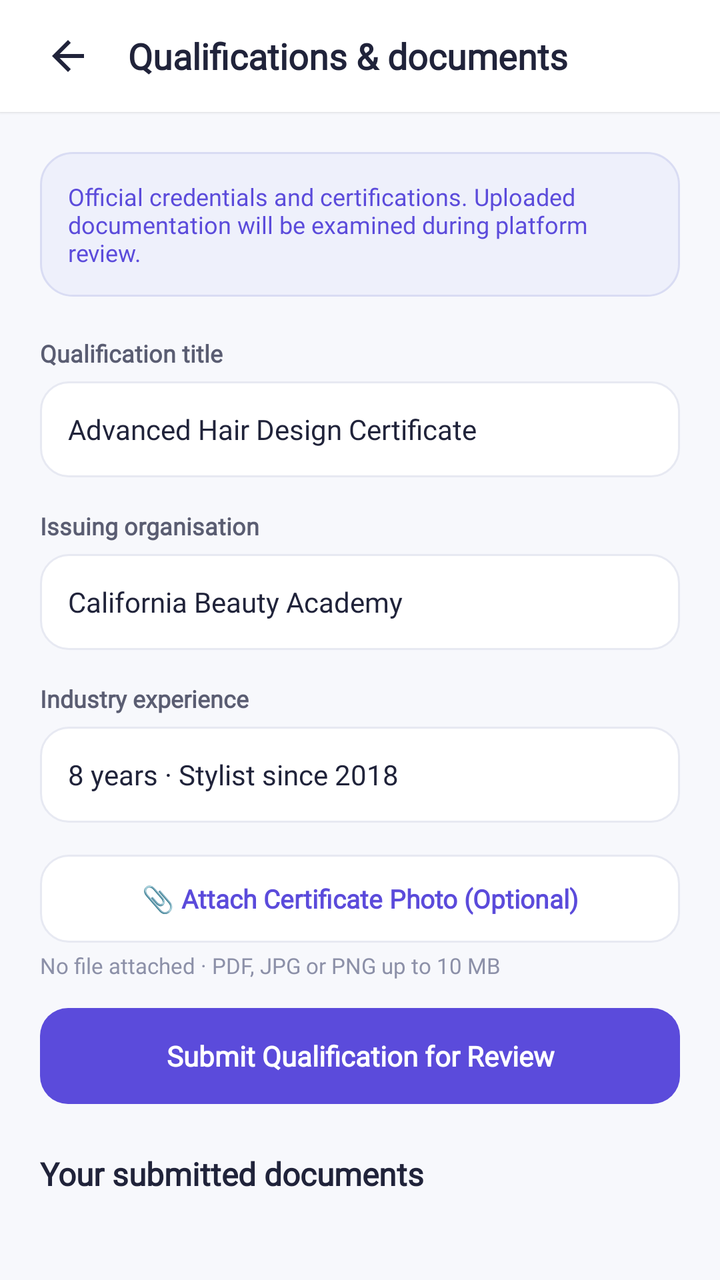
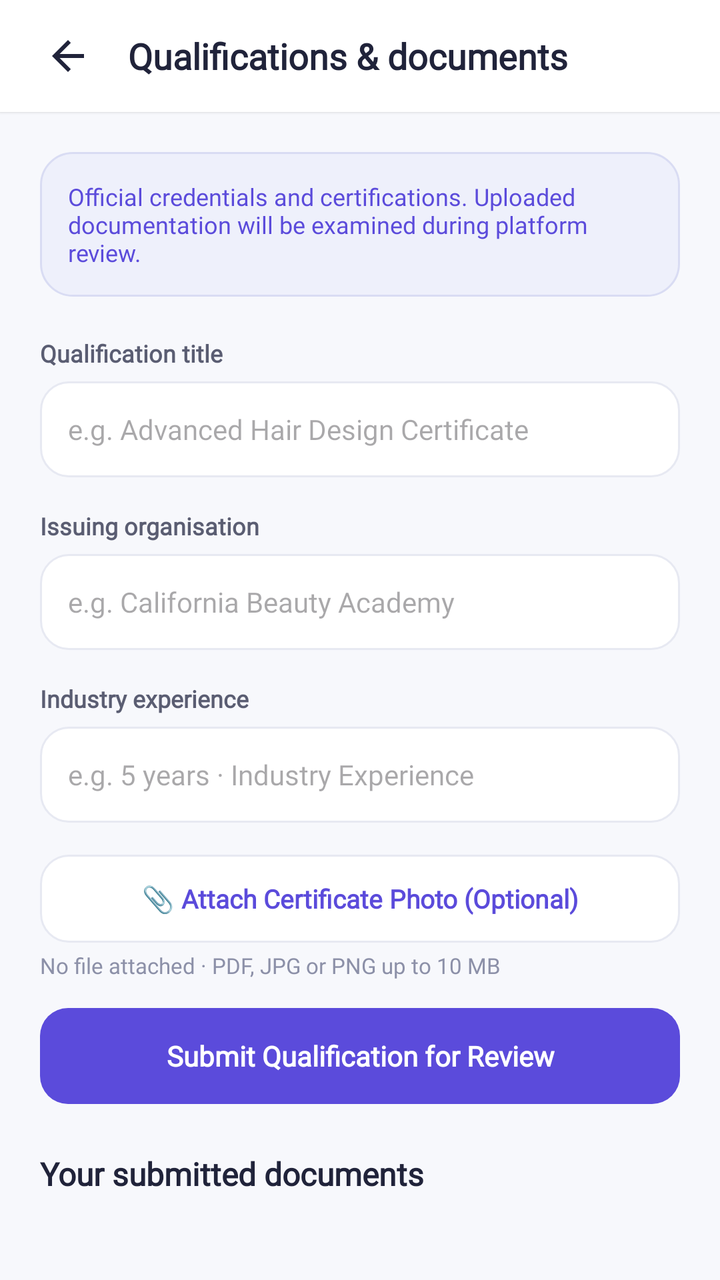

Two renders of the same Android screen: before a commit and after it. Below are the layout's source before the change and the commit's diff.
<!-- AndroidManifest.xml: application theme Theme.BizBridgeApp -->
<!-- res/layout/fragment_owner_qualifications_documents.xml -->
<?xml version="1.0" encoding="utf-8"?>
<LinearLayout
    xmlns:android="http://schemas.android.com/apk/res/android"
    xmlns:app="http://schemas.android.com/apk/res-auto"
    android:layout_width="match_parent"
    android:layout_height="match_parent"
    android:background="@color/background"
    android:orientation="vertical">

    
    <RelativeLayout
        android:layout_width="match_parent"
        android:layout_height="56dp"
        android:background="@color/surface_white"
        android:elevation="1dp"
        android:paddingStart="16dp"
        android:paddingEnd="16dp">

        <ImageView
            android:id="@+id/btn_back_qualifications"
            android:layout_width="36dp"
            android:layout_height="36dp"
            android:layout_centerVertical="true"
            android:background="?attr/selectableItemBackgroundBorderless"
            android:contentDescription="Back"
            android:padding="6dp"
            android:src="@drawable/ic_arrow_back"
            app:tint="@color/text_primary" />

        <TextView
            android:layout_width="wrap_content"
            android:layout_height="wrap_content"
            android:layout_centerVertical="true"
            android:layout_marginStart="12dp"
            android:layout_toEndOf="@id/btn_back_qualifications"
            android:fontFamily="@font/inter_variable"
            android:text="Qualifications &amp; documents"
            android:textColor="@color/text_primary"
            android:textSize="18sp"
            android:textStyle="bold" />
    </RelativeLayout>

    <androidx.core.widget.NestedScrollView
        android:layout_width="match_parent"
        android:layout_height="0dp"
        android:layout_weight="1"
        android:fillViewport="true">

        <LinearLayout
            android:layout_width="match_parent"
            android:layout_height="wrap_content"
            android:orientation="vertical"
            android:padding="20dp">

            
            <TextView
                android:layout_width="match_parent"
                android:layout_height="wrap_content"
                android:background="@drawable/bg_card_lavender"
                android:fontFamily="@font/inter_variable"
                android:padding="14dp"
                android:text="Official credentials and certifications. Uploaded documentation will be examined during platform review."
                android:textColor="@color/primary"
                android:textSize="12sp" />

            
            <TextView
                android:layout_width="wrap_content"
                android:layout_height="wrap_content"
                android:layout_marginTop="20dp"
                android:fontFamily="@font/inter_variable"
                android:text="Qualification title"
                android:textColor="@color/text_secondary"
                android:textSize="12sp"
                android:textStyle="bold" />

            <EditText
                android:id="@+id/et_doc_qualification_title"
                android:layout_width="match_parent"
                android:layout_height="48dp"
                android:layout_marginTop="6dp"
                android:background="@drawable/bg_input_field"
                android:fontFamily="@font/inter_variable"
                android:paddingStart="14dp"
                android:paddingEnd="14dp"
                android:text="Advanced Hair Design Certificate"
                android:textColor="@color/text_primary"
                android:textSize="14sp" />

            
            <TextView
                android:layout_width="wrap_content"
                android:layout_height="wrap_content"
                android:layout_marginTop="16dp"
                android:fontFamily="@font/inter_variable"
                android:text="Issuing organisation"
                android:textColor="@color/text_secondary"
                android:textSize="12sp"
                android:textStyle="bold" />

            <EditText
                android:id="@+id/et_doc_issuing_org"
                android:layout_width="match_parent"
                android:layout_height="48dp"
                android:layout_marginTop="6dp"
                android:background="@drawable/bg_input_field"
                android:fontFamily="@font/inter_variable"
                android:paddingStart="14dp"
                android:paddingEnd="14dp"
                android:text="California Beauty Academy"
                android:textColor="@color/text_primary"
                android:textSize="14sp" />

            
            <TextView
                android:layout_width="wrap_content"
                android:layout_height="wrap_content"
                android:layout_marginTop="16dp"
                android:fontFamily="@font/inter_variable"
                android:text="Industry experience"
                android:textColor="@color/text_secondary"
                android:textSize="12sp"
                android:textStyle="bold" />

            <EditText
                android:id="@+id/et_doc_experience"
                android:layout_width="match_parent"
                android:layout_height="48dp"
                android:layout_marginTop="6dp"
                android:background="@drawable/bg_input_field"
                android:fontFamily="@font/inter_variable"
                android:paddingStart="14dp"
                android:paddingEnd="14dp"
                android:text="8 years · Stylist since 2018"
                android:textColor="@color/text_primary"
                android:textSize="14sp" />

            
            <LinearLayout
                android:layout_width="match_parent"
                android:layout_height="wrap_content"
                android:layout_marginTop="16dp"
                android:orientation="vertical">

                <androidx.appcompat.widget.AppCompatButton
                    android:id="@+id/btn_select_doc_file"
                    android:layout_width="match_parent"
                    android:layout_height="44dp"
                    android:background="@drawable/bg_button_secondary"
                    android:fontFamily="@font/inter_variable"
                    android:stateListAnimator="@null"
                    android:text="📎 Attach Certificate Photo (Optional)"
                    android:textAllCaps="false"
                    android:textColor="@color/primary"
                    android:textSize="13sp"
                    android:textStyle="bold" />

                <TextView
                    android:id="@+id/tv_attached_file_status"
                    android:layout_width="wrap_content"
                    android:layout_height="wrap_content"
                    android:layout_marginTop="4dp"
                    android:fontFamily="@font/inter_variable"
                    android:text="No file attached · PDF, JPG or PNG up to 10 MB"
                    android:textColor="@color/text_muted"
                    android:textSize="11sp" />
            </LinearLayout>

            
            <androidx.appcompat.widget.AppCompatButton
                android:id="@+id/btn_upload_document"
                android:layout_width="match_parent"
                android:layout_height="48dp"
                android:layout_marginTop="14dp"
                android:background="@drawable/bg_button_primary"
                android:fontFamily="@font/inter_variable"
                android:stateListAnimator="@null"
                android:text="Submit Qualification for Review"
                android:textAllCaps="false"
                android:textColor="@color/surface_white"
                android:textSize="14sp"
                android:textStyle="bold" />

            
            <TextView
                android:layout_width="wrap_content"
                android:layout_height="wrap_content"
                android:layout_marginTop="24dp"
                android:fontFamily="@font/inter_variable"
                android:text="Your submitted documents"
                android:textColor="@color/text_primary"
                android:textSize="16sp"
                android:textStyle="bold" />

            <LinearLayout
                android:id="@+id/ll_submitted_documents_container"
                android:layout_width="match_parent"
                android:layout_height="wrap_content"
                android:layout_marginTop="12dp"
                android:layout_marginBottom="24dp"
                android:orientation="vertical" />

        </LinearLayout>
    </androidx.core.widget.NestedScrollView>

</LinearLayout>
<!-- resources referenced by this layout -->
<resources>
  <color name="background">#F7F8FC</color>
  <color name="primary">#5B4BDB</color>
  <color name="surface_white">#FFFFFF</color>
  <color name="text_muted">#8C90A8</color>
  <color name="text_primary">#20233A</color>
  <color name="text_secondary">#5A5D72</color>
  <!-- drawable bg_button_primary (drawable) -->
  <?xml version="1.0" encoding="utf-8"?>
  <ripple xmlns:android="http://schemas.android.com/apk/res/android"
      android:color="#33FFFFFF">
      <item>
          <shape android:shape="rectangle">
              <solid android:color="@color/primary" />
              <corners android:radius="@dimen/radius_button" />
          </shape>
      </item>
  </ripple>
  <!-- drawable bg_button_secondary (drawable) -->
  <?xml version="1.0" encoding="utf-8"?>
  <ripple xmlns:android="http://schemas.android.com/apk/res/android"
      android:color="#1A5B4BDB">
      <item>
          <shape android:shape="rectangle">
              <solid android:color="@color/surface_white" />
              <stroke
                  android:width="@dimen/stroke_subtle"
                  android:color="@color/border_subtle" />
              <corners android:radius="@dimen/radius_button" />
          </shape>
      </item>
  </ripple>
  <!-- drawable bg_card_lavender (drawable) -->
  <?xml version="1.0" encoding="utf-8"?>
  <shape xmlns:android="http://schemas.android.com/apk/res/android"
      android:shape="rectangle">
      <solid android:color="@color/primary_light" />
      <stroke
          android:width="@dimen/stroke_subtle"
          android:color="@color/primary_light_border" />
      <corners android:radius="@dimen/radius_card" />
  </shape>
  <!-- drawable bg_input_field (drawable) -->
  <?xml version="1.0" encoding="utf-8"?>
  <selector xmlns:android="http://schemas.android.com/apk/res/android">
      <item android:state_focused="true">
          <shape android:shape="rectangle">
              <solid android:color="@color/surface_white" />
              <stroke
                  android:width="@dimen/stroke_focused"
                  android:color="@color/border_focused" />
              <corners android:radius="@dimen/radius_input" />
          </shape>
      </item>
      <item>
          <shape android:shape="rectangle">
              <solid android:color="@color/surface_white" />
              <stroke
                  android:width="@dimen/stroke_subtle"
                  android:color="@color/border_subtle" />
              <corners android:radius="@dimen/radius_input" />
          </shape>
      </item>
  </selector>
  <!-- drawable ic_arrow_back (drawable) -->
  <vector xmlns:android="http://schemas.android.com/apk/res/android"
      android:width="24dp"
      android:height="24dp"
      android:viewportWidth="24"
      android:viewportHeight="24">
      <path
          android:fillColor="#20233A"
          android:pathData="M20,11H7.83l5.59,-5.59L12,4l-8,8 8,8 1.41,-1.41L7.83,13H20v-2z" />
  </vector>
  <style name="Theme.BizBridgeApp" parent="Base.Theme.BizBridgeApp" />
  <dimen name="radius_button">14dp</dimen>
  <dimen name="stroke_subtle">1dp</dimen>
  <color name="border_subtle">#E7E9F2</color>
  <color name="primary_light">#EEF0FB</color>
  <color name="primary_light_border">#D9DCF3</color>
  <dimen name="radius_card">16dp</dimen>
  <dimen name="stroke_focused">1.5dp</dimen>
  <color name="border_focused">#5B4BDB</color>
  <dimen name="radius_input">14dp</dimen>
  <style name="Base.Theme.BizBridgeApp" parent="Theme.Material3.Light.NoActionBar">
          
          <item name="colorPrimary">@color/primary</item>
          <item name="colorOnPrimary">@color/white</item>
          <item name="colorSecondary">@color/secondary</item>
          <item name="colorOnSecondary">@color/white</item>
          <item name="android:windowBackground">@color/background</item>
          <item name="android:statusBarColor">@color/background</item>
          <item name="android:windowLightStatusBar">true</item>
          <item name="fontFamily">@font/inter_variable</item>
      </style>
  <color name="white">#FFFFFFFF</color>
  <color name="secondary">#20B8A6</color>
</resources>

<!-- the commit's change to res/layout/fragment_owner_qualifications_documents.xml (unified diff, before → after) -->
@@ -81,9 +81,9 @@
                 android:layout_marginTop="6dp"
                 android:background="@drawable/bg_input_field"
                 android:fontFamily="@font/inter_variable"
+                android:hint="e.g. Advanced Hair Design Certificate"
                 android:paddingStart="14dp"
                 android:paddingEnd="14dp"
-                android:text="Advanced Hair Design Certificate"
                 android:textColor="@color/text_primary"
                 android:textSize="14sp" />
 
@@ -105,9 +105,9 @@
                 android:layout_marginTop="6dp"
                 android:background="@drawable/bg_input_field"
                 android:fontFamily="@font/inter_variable"
+                android:hint="e.g. California Beauty Academy"
                 android:paddingStart="14dp"
                 android:paddingEnd="14dp"
-                android:text="California Beauty Academy"
                 android:textColor="@color/text_primary"
                 android:textSize="14sp" />
 
@@ -129,9 +129,9 @@
                 android:layout_marginTop="6dp"
                 android:background="@drawable/bg_input_field"
                 android:fontFamily="@font/inter_variable"
+                android:hint="e.g. 5 years · Industry Experience"
                 android:paddingStart="14dp"
                 android:paddingEnd="14dp"
-                android:text="8 years · Stylist since 2018"
                 android:textColor="@color/text_primary"
                 android:textSize="14sp" />
 
